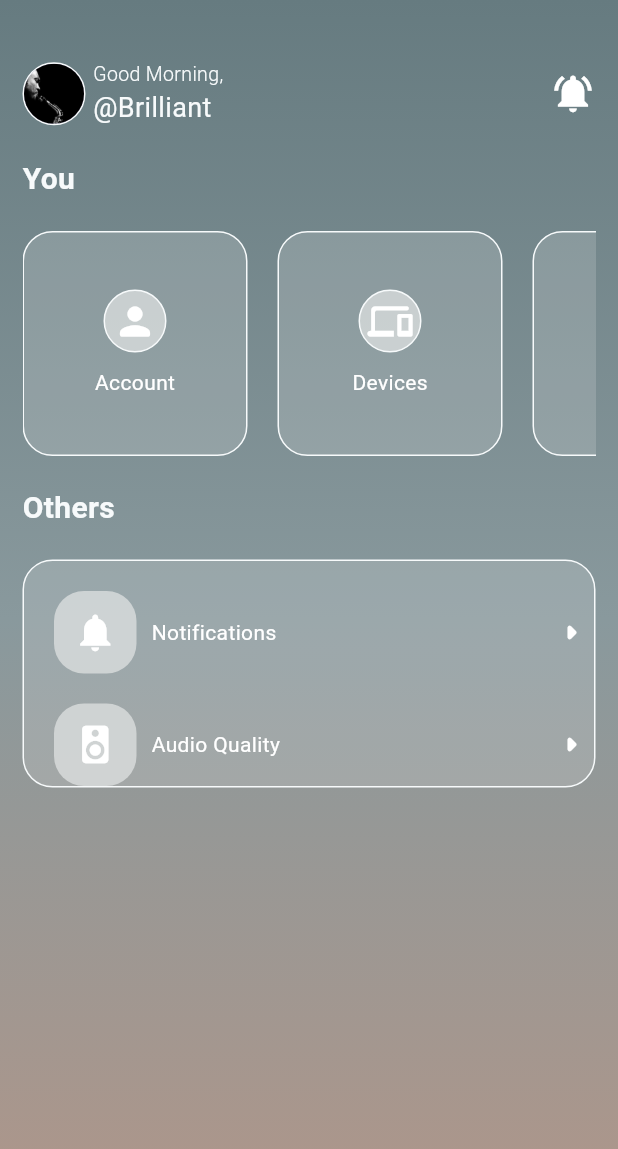
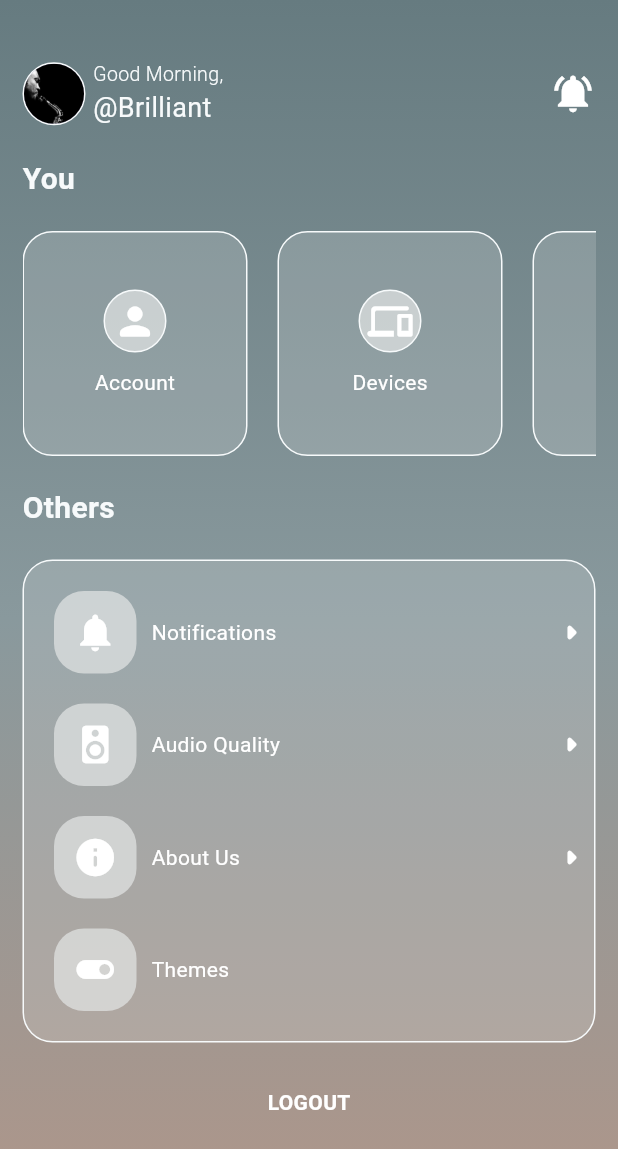
Before and after one commit to kwakyebrilliant/play, a Flutter app: the SettingPage screen opened directly, on a phone screen of 412 x 824 dp. Shown: the top 1149 px of the screen. Run offline on Flutter 3.47's test engine with Material 3 defaults, Android fonts, the phone set to English and light mode, and no system bars.

Commit message:
settings page updates

```diff
--- a/lib/screens/settings/setting_page.dart
+++ b/lib/screens/settings/setting_page.dart
@@ -411,7 +411,114 @@ class _SettingPageState extends State<SettingPage> {
                           ],
                         ),
                       ),
+
+                      //about here
+                      Padding(
+                        padding: const EdgeInsets.only(top: 20.0),
+                        child: Row(
+                          mainAxisAlignment: MainAxisAlignment.spaceBetween,
+                          children: [
+                            Row(
+                              children: [
+                                Padding(
+                                  padding: const EdgeInsets.only(left: 20.0),
+                                  child: Container(
+                                    height: 55.0,
+                                    width: 55.0,
+                                    decoration: BoxDecoration(
+                                      color: const Color(0xFFE3E5E5)
+                                          .withOpacity(0.7),
+                                      borderRadius: BorderRadius.circular(20.0),
+                                    ),
+                                    // information icon
+                                    child: const Icon(
+                                      Icons.info_rounded,
+                                      size: 30.0,
+                                      color: Colors.white,
+                                    ),
+                                  ),
+                                ),
+
+                                //about us text here
+                                const Padding(
+                                  padding: EdgeInsets.only(left: 10.0),
+                                  child: Text(
+                                    'About Us',
+                                    style: TextStyle(
+                                      color: Colors.white,
+                                    ),
+                                  ),
+                                ),
+                              ],
+                            ),
+
+                            //arrow right icon here
+                            const Icon(
+                              Icons.arrow_right_rounded,
+                              color: Colors.white,
+                              size: 30,
+                            ),
+                          ],
+                        ),
+                      ),
+
+                      //theme here
+                      Padding(
+                        padding: const EdgeInsets.only(top: 20.0, bottom: 20.0),
+                        child: Row(
+                          mainAxisAlignment: MainAxisAlignment.spaceBetween,
+                          children: [
+                            Row(
+                              children: [
+                                Padding(
+                                  padding: const EdgeInsets.only(left: 20.0),
+                                  child: Container(
+                                    height: 55.0,
+                                    width: 55.0,
+                                    decoration: BoxDecoration(
+                                      color: const Color(0xFFE3E5E5)
+                                          .withOpacity(0.7),
+                                      borderRadius: BorderRadius.circular(20.0),
+                                    ),
+                                    // toggle on rounded icon
+                                    child: const Icon(
+                                      Icons.toggle_on_rounded,
+                                      size: 30.0,
+                                      color: Colors.white,
+                                    ),
+                                  ),
+                                ),
+
+                                //themes text here
+                                const Padding(
+                                  padding: EdgeInsets.only(left: 10.0),
+                                  child: Text(
+                                    'Themes',
+                                    style: TextStyle(
+                                      color: Colors.white,
+                                    ),
+                                  ),
+                                ),
+                              ],
+                            ),
+                          ],
+                        ),
+                      ),
                     ],
+                  ),
+                ),
+
+                //logout text here
+                const Center(
+                  child: Padding(
+                    padding: EdgeInsets.symmetric(vertical: 30.0),
+                    child: Text(
+                      'LOGOUT',
+                      style: TextStyle(
+                        color: Colors.white,
+                        fontWeight: FontWeight.bold,
+                      ),
+                    ),
                   ),
                 ),
               ],
```
